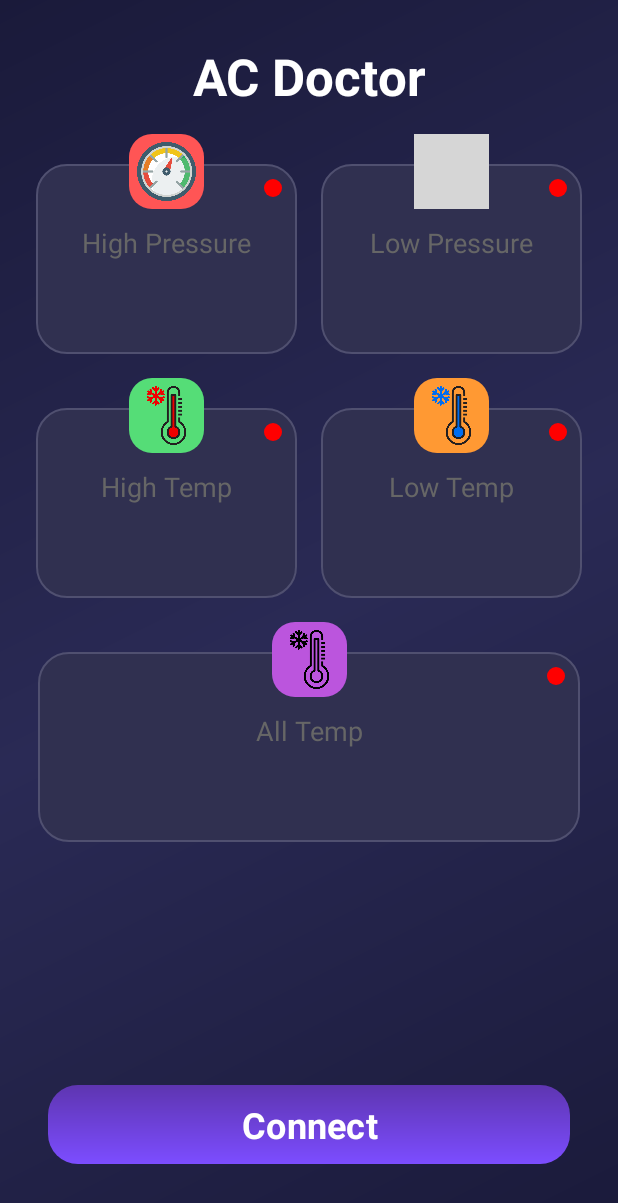
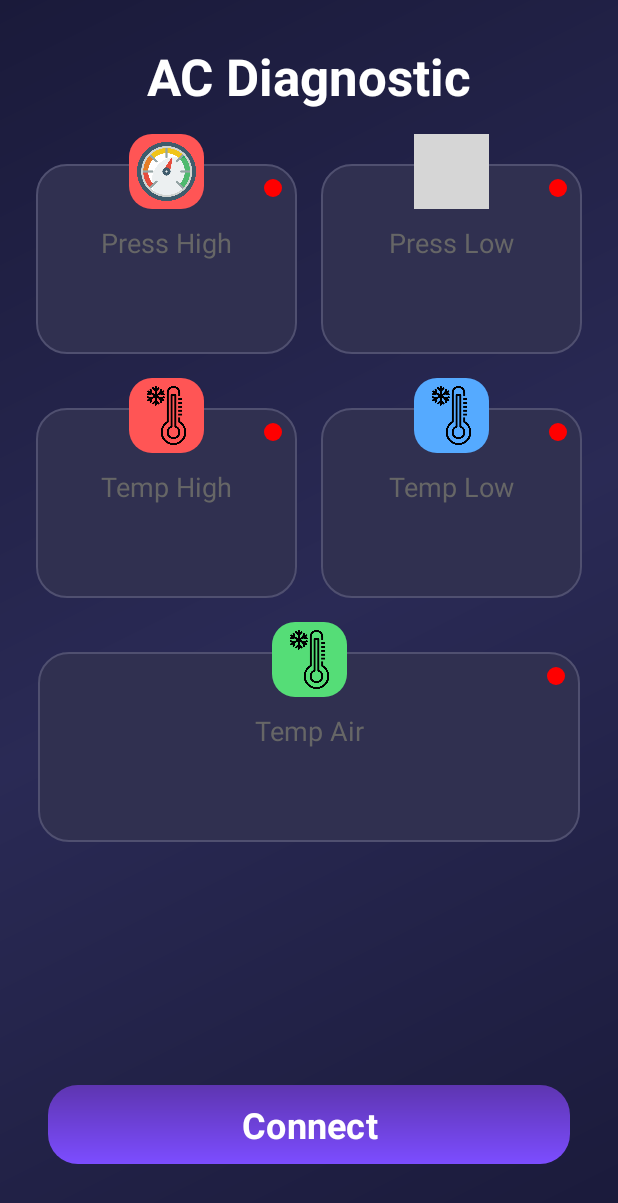
Before and after one commit to PavelVoronenko/AC-Doctor, an Android app: the screen it shows after launch (MainActivity), on a phone screen of 412 x 824 dp. Shown: the top 1203 px of the screen. Run offline under Robolectric (Android 15) with nearby library versions, the light colour scheme and no system bars; our stand-ins replace RxJava; libraries missing offline, so code that uses them is left out: com.polidea.rxandroidble2; Roboto replaces fonts that are not available here; 1 statement that could not run was skipped; grey boxes are pictures that could not be loaded.

Commit message:
Changed the names of the application and cards

```diff
--- a/app/src/main/java/com/antago30/acdoctor/ui/CardManager.kt
+++ b/app/src/main/java/com/antago30/acdoctor/ui/CardManager.kt
@@ -18,32 +18,32 @@ class CardManager(
         configureCard(
             cardViews[0],
             R.drawable.pressure_high,
-            "High Pressure",
+            "Press High",
             R.drawable.bg_icon_circle_red
         )
         configureCard(
             cardViews[1],
             R.drawable.pressure_low,
-            "Low Pressure",
+            "Press Low",
             R.drawable.bg_icon_circle_blue
         )
         configureCard(
             cardViews[2],
-            R.drawable.term_high,
-            "High Temp",
-            R.drawable.bg_icon_circle_green
+            R.drawable.term_all,
+            "Temp High",
+            R.drawable.bg_icon_circle_red
         )
         configureCard(
             cardViews[3],
-            R.drawable.term_low,
-            "Low Temp",
-            R.drawable.bg_icon_circle_orange
+            R.drawable.term_all,
+            "Temp Low",
+            R.drawable.bg_icon_circle_blue
         )
         configureCard(
             cardViews[4],
             R.drawable.term_all,
-            "All Temp",
-            R.drawable.bg_icon_circle_purple
+            "Temp Air",
+            R.drawable.bg_icon_circle_green
         )
     }
 
--- a/app/src/main/res/values/strings.xml
+++ b/app/src/main/res/values/strings.xml
@@ -1,5 +1,5 @@
 <resources>
-    <string name="app_name">AC Doctor</string>
+    <string name="app_name">AC Diagnostic</string>
     <string name="connect">Connect</string>
     <string name="no_devices">No devices connected</string>
     <string name="icon">Icon</string>
```
